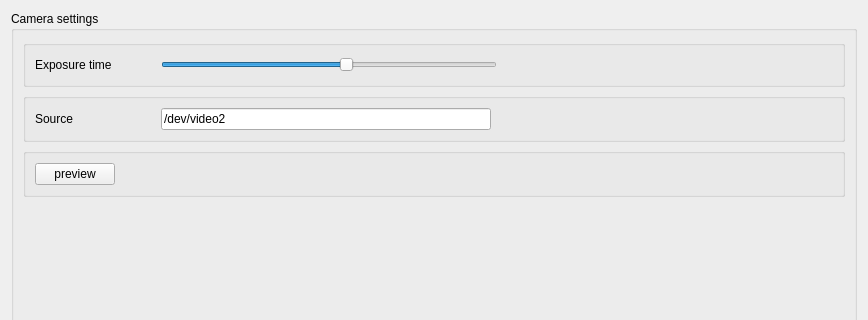
This is plugins/VenusUSB2/VenusUSB2_settingsWidget.ui in pyIVLS/pyIVLS as Qt 5 draws it before an edit; both pictures show x 0 to 868 and y 0 to 320 of the 868 by 650 pixel window. The edited form follows.
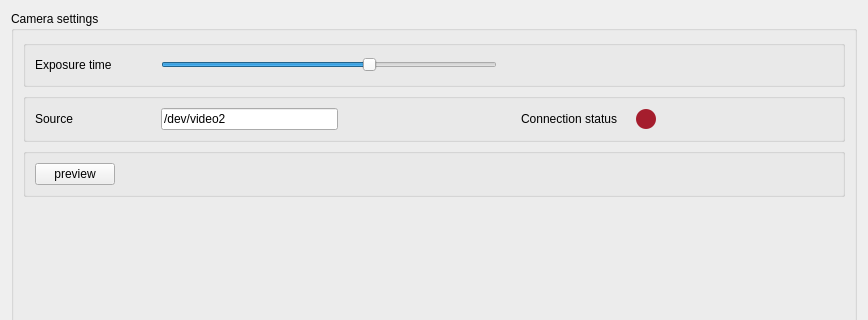
This is the edited form.

What changed in the file:
```diff
--- a/plugins/VenusUSB2/VenusUSB2_settingsWidget.ui
+++ b/plugins/VenusUSB2/VenusUSB2_settingsWidget.ui
@@ -61,7 +61,7 @@
          <item>
           <widget class="QSlider" name="cameraExposure">
            <property name="maximum">
-            <number>9</number>
+            <number>8</number>
            </property>
            <property name="pageStep">
             <number>1</number>
@@ -125,6 +125,26 @@
            </property>
           </widget>
          </item>
+         <item>
+          <spacer name="horizontalSpacer_4">
+           <property name="orientation">
+            <enum>Qt::Horizontal</enum>
+           </property>
+           <property name="sizeHint" stdset="0">
+            <size>
+             <width>40</width>
+             <height>20</height>
+            </size>
+           </property>
+          </spacer>
+         </item>
+         <item>
+          <widget class="QLabel" name="statusLabel">
+           <property name="text">
+            <string>Connection status</string>
+           </property>
+          </widget>
+         </item>
          <item>
           <widget class="QLabel" name="sourceLabel">
            <property name="text">
@@ -132,6 +152,25 @@
            </property>
           </widget>
          </item>
+         <item>
+          <widget class="QLabel" name="connectionIndicator">
+           <property name="maximumSize">
+            <size>
+             <width>20</width>
+             <height>20</height>
+            </size>
+           </property>
+           <property name="styleSheet">
+            <string notr="true">border-radius: 10px;
+background-color:rgb(165, 29, 45);
+min-height: 20px;
+min-width: 20px;</string>
+           </property>
+           <property name="text">
+            <string/>
+           </property>
+          </widget>
+         </item>
          <item>
           <spacer name="horizontalSpacer_2">
            <property name="orientation">
```
Left out of the diff: 7 changed lines with no effect on the pictures.
